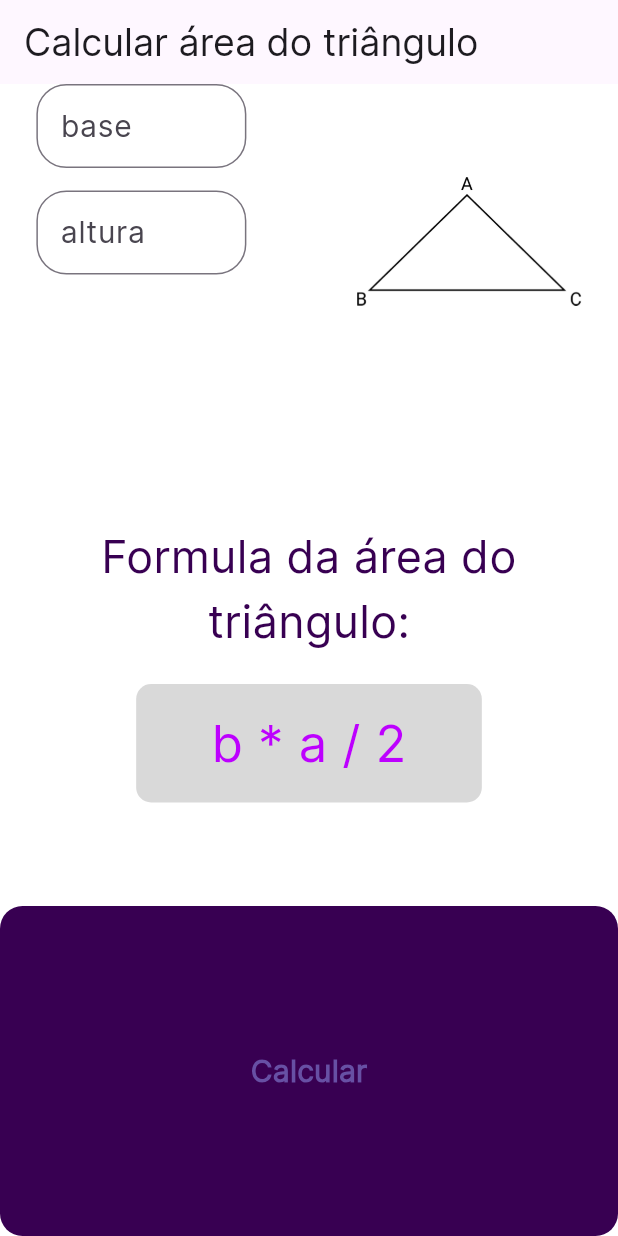
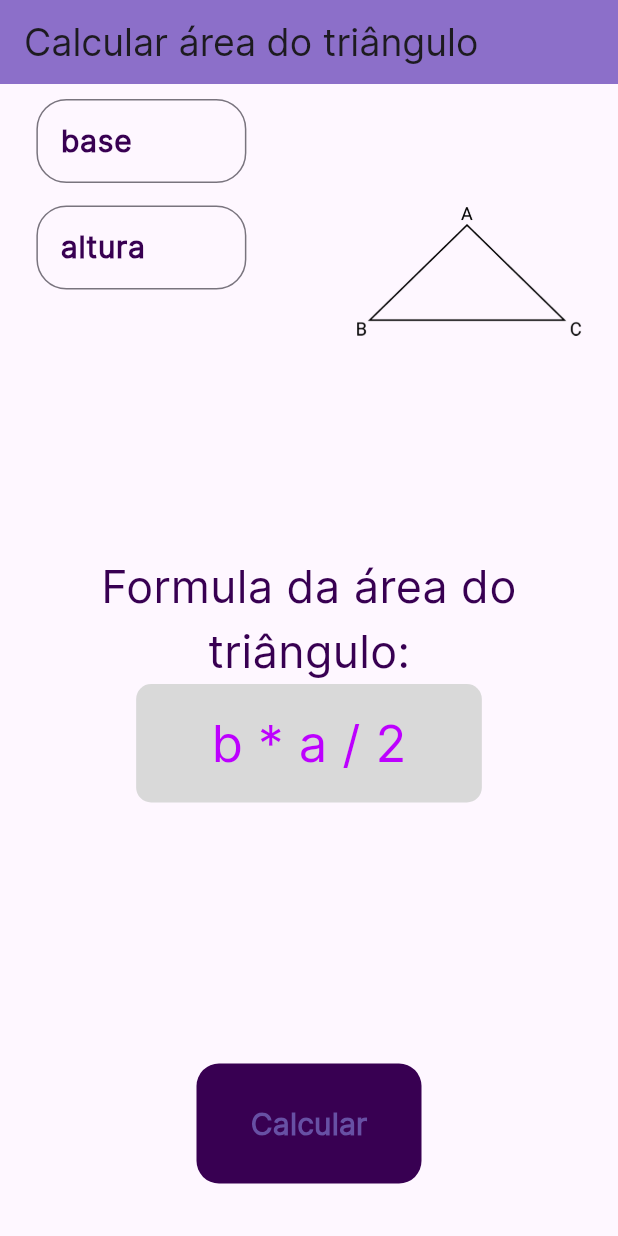
Before and after one commit to Mello8266/App-calculo-triangulo, a Flutter app: the screen it shows after launch, on a phone screen of 412 x 824 dp. Run offline on Flutter 3.47's test engine with Material 3 defaults, Android fonts, the phone set to English and light mode, and no system bars.

Commit message:
Fim da branch

```diff
--- a/lib/componente/coluna.dart
+++ b/lib/componente/coluna.dart
@@ -13,7 +13,6 @@ class Coluna extends StatelessWidget {
     return Column(
       children: [
         Container(
-          margin: const EdgeInsets.all(20),
           child: colunaTextTitulo
         ),
         Container(
--- a/lib/componente/meu_container.dart
+++ b/lib/componente/meu_container.dart
@@ -1,24 +1,17 @@
 import 'package:flutter/material.dart';
-import 'package:flutter_application_1/componente/estilizacao.dart';
 
-class MeuContainer extends StatefulWidget {
-  final Color cor;
+class MeuContainer extends StatelessWidget {
   final Widget? filho;
 
   // ignore: use_key_in_widget_constructors
-  const MeuContainer({required this.cor, this.filho});
+  const MeuContainer({this.filho});
 
-  @override
-  State<MeuContainer> createState() => _MeuContainerState();
-}
-
-class _MeuContainerState extends State<MeuContainer> {
   @override
   Widget build(BuildContext context) {
     return Container(
-      height: 220,
-      color: widget.cor,
-      child: widget.filho,
+      margin: const EdgeInsets.only(top: 10),
+      height: 150,
+      child: filho,
     );
   }
 }
--- a/lib/componente/texto_lateral.dart
+++ /dev/null
@@ -1,23 +0,0 @@
-import 'package:flutter/material.dart';
-import 'package:flutter_application_1/componente/estilizacao.dart';
-
-class TextoLateral extends StatelessWidget {
-  // Atributo
-  final String titulo;
-
-  // Construtor
-  const TextoLateral({super.key, required this.titulo});
-
-  //! Widget
-  @override
-  Widget build(BuildContext context) {
-    return Container(
-      margin: const EdgeInsets.only(bottom: 15),
-      width: 140,
-      child: TextField(
-        keyboardType: TextInputType.number,
-        decoration: inputDecoration(titulo)
-      ),
-    );
-  }
-}
--- a/lib/tela/tela_principal.dart
+++ b/lib/tela/tela_principal.dart
@@ -1,9 +1,11 @@
+import 'dart:collection';
+
 import 'package:flutter/material.dart';
 import 'package:flutter_application_1/componente/coluna.dart';
 import 'package:flutter_application_1/componente/estilizacao.dart';
 import 'package:flutter_application_1/componente/meu_container.dart';
-import 'package:flutter_application_1/componente/texto_lateral.dart';
 import 'package:flutter_application_1/tela/tela_resultado.dart';
+import 'package:flutter_application_1/processo/area_triangulo.dart';
 
 class TelaPrincipal extends StatefulWidget {
   const TelaPrincipal({super.key});
@@ -13,30 +15,33 @@ class TelaPrincipal extends StatefulWidget {
 }
 
 class _TelaPrincipalState extends State<TelaPrincipal> {
+  TextEditingController inputBase = TextEditingController();
+  TextEditingController inputAltura = TextEditingController();
+  String resultado = '';
+
   @override
   Widget build(BuildContext context) {
     return MaterialApp(
-      home: Scaffold(
+      home: Builder(
+        builder: (context) => Scaffold(
           //! Head
           appBar: appBar,
 
           //! Body
           body: Column(
-          crossAxisAlignment: CrossAxisAlignment.stretch,
             children: [
               //* Container do topo
               Expanded(
                 child: MeuContainer(
-                cor: Colors.white,
                   filho: Expanded(
                     child: Row(
                       mainAxisAlignment: MainAxisAlignment.spaceAround,
                       children: [
                         //? Inputs
-                      const Column(
+                        Column(
                           children: [
-                          TextoLateral(titulo: "base"),
-                          TextoLateral(titulo: "altura")
+                            textoLateral(context, "base"),
+                            textoLateral(context, "altura")
                           ],
                         ),
                         //? Imagem
@@ -46,7 +51,7 @@ class _TelaPrincipalState extends State<TelaPrincipal> {
                           width: 150,
                           height: 150,
                           child: const Image(
-                          image: AssetImage('image/triangulo.png')
+                            image: AssetImage('image/triangulo.png'),
                           ),
                         )
                       ],
@@ -58,33 +63,71 @@ class _TelaPrincipalState extends State<TelaPrincipal> {
               // * Container do meio
               const Expanded(
                 child: MeuContainer(
-                cor: Colors.white,
                   filho: Coluna(),
                 ),
               ),
 
               // * Container final
               MeuContainer(
-              cor: Colors.white,
-              filho: Container(
-                width: 115,
-                height: 100,
-                padding: const EdgeInsets.all(20),
+                filho: Center(
+                  child: Container(
+                    width: 150,
+                    height: 80,
+                    padding: const EdgeInsets.all(10),
                     decoration: botaoEstilo,
-                child: TextButton(
-                  onPressed: () {
-                    Navigator.push(context, MaterialPageRoute(
-                      builder: (_) => const TelaResultado(),
-                      ),
-                    );
-                  },
-                  child: textContainer3,
+                    child: myBtn(context),
                   ),
                 ),
               ),
             ],
           ),
         ),
+      ),
+    );
+  }
+
+  //! TextField do topo
+  Container textoLateral(BuildContext context, String titulo) {
+    if (titulo == "base") {
+      return Container(
+        margin: const EdgeInsets.only(bottom: 15),
+        width: 140,
+        child: TextField(
+          controller: inputBase,
+          keyboardType: TextInputType.number,
+          decoration: inputDecoration(titulo),
+        ),
+      );
+    } else {
+      return Container(
+        margin: const EdgeInsets.only(bottom: 15),
+        width: 140,
+        child: TextField(
+          controller: inputAltura,
+          keyboardType: TextInputType.number,
+          decoration: inputDecoration(titulo),
+        ),
       );
     }
   }
+
+  //! Botão do final
+  TextButton myBtn(BuildContext context) {
+    return TextButton(
+      onPressed: () {
+        var base = double.parse(inputBase.text);
+        var altura = double.parse(inputAltura.text);
+        var t = AreaTriangulo();
+        t.setBase(base);
+        t.setAltura(altura);
+
+        Navigator.push(context,
+          MaterialPageRoute(
+            builder: (_) => TelaResultado(resultado: t.calcArea()),
+          ),
+        );
+      },
+      child: textContainer3,
+    );
+  }
+}
```
Also changed, not shown: lib/componente/estilizacao.dart (+75 -21 lines), lib/processo/area_triangulo.dart (+6 -6 lines), lib/tela/tela_resultado.dart (+33 -6 lines). Lines whose indentation alone changed are shown as unchanged.
